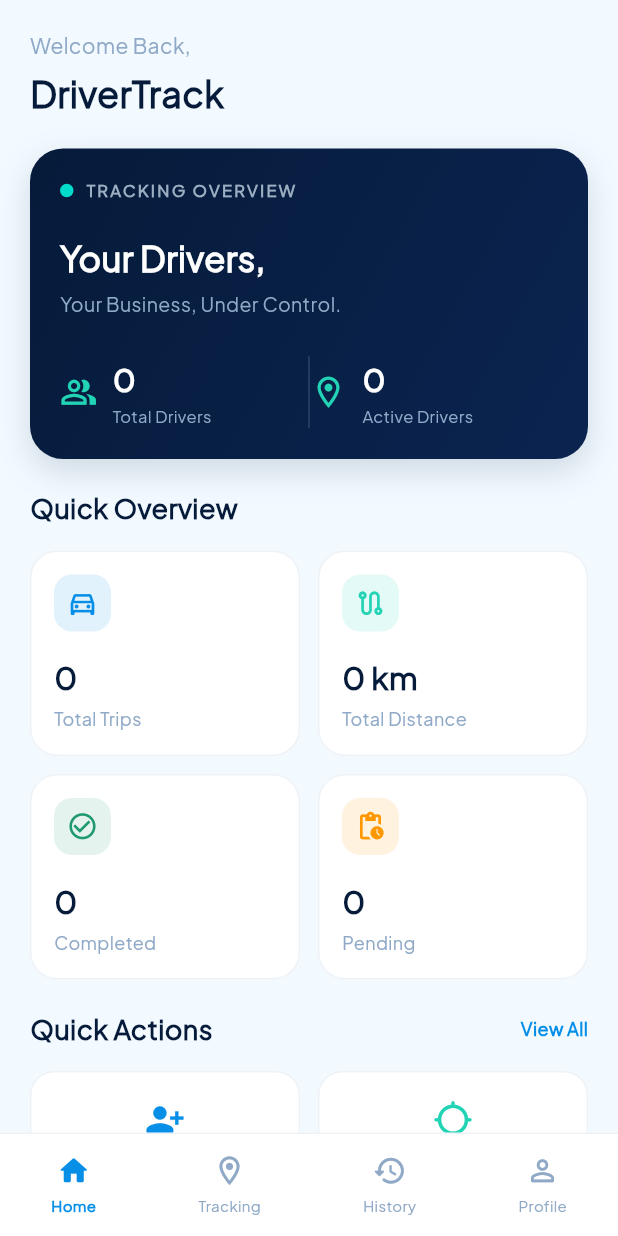
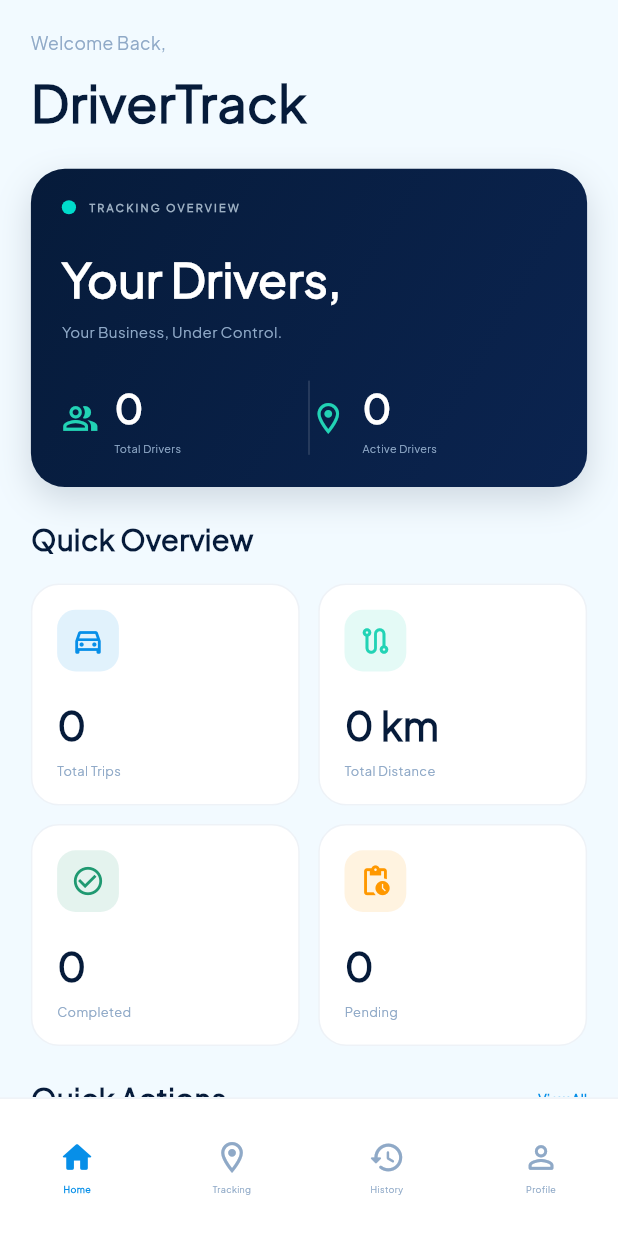
Before and after one commit to riteshsinha1234/driver-track-assignment, a Flutter app: the screen it shows after launch, on a phone screen of 412 x 824 dp. Run offline on Flutter 3.47's test engine with Material 3 defaults, Android fonts, the phone set to English and light mode, and no system bars; our stand-ins replace flutter_bloc, sizer.

Commit message:
fixing done

```diff
--- a/lib/components/text.dart
+++ b/lib/components/text.dart
@@ -1,4 +1,5 @@
 import 'package:flutter/material.dart';
+import 'package:sizer/sizer.dart';
 
 Text customTxt(
   String text,
@@ -11,7 +12,7 @@ Text customTxt(
     text,
     style: TextStyle(
       color: clr,
-      fontSize: size,
+      fontSize: size.sp,
       fontWeight: weight,
       fontFamily: "PlusJakartaSans",
       letterSpacing: letterSpacing,
@@ -32,7 +33,7 @@ Text customParaTxt(
     textAlign: align,
     style: TextStyle(
       color: clr,
-      fontSize: size,
+      fontSize: size.sp,
       fontWeight: weight,
       fontFamily: "PlusJakartaSans",
       letterSpacing: letterSpacing,
--- a/lib/components/widget.dart
+++ b/lib/components/widget.dart
@@ -1,6 +1,7 @@
 import 'package:driver_track/components/colors.dart';
 import 'package:driver_track/components/text.dart';
 import 'package:flutter/material.dart';
+import 'package:sizer/sizer.dart';
 
 // Screen size
 SizedBox gapH(double value) => SizedBox(height: value);
@@ -14,11 +15,11 @@ Widget customButton(ht, wt, btnclr, bdrclr, rdus, clk, widget) {
   return MaterialButton(
     highlightColor: splashCyan,
     elevation: 0.0,
-    height: ht,
-    minWidth: wt,
+    height: ht.h,
+    minWidth: wt.w,
     color: btnclr,
     shape: RoundedRectangleBorder(
-      borderRadius: BorderRadius.circular(rdus),
+      borderRadius: BorderRadius.circular(rdus.w),
       side: BorderSide(color: bdrclr),
     ),
     onPressed: clk,
@@ -52,7 +53,7 @@ Widget customBody({
 // Bottom Navigation
 Widget bottomNavigation() {
   return Container(
-    padding: const EdgeInsets.symmetric(vertical: 13),
+    padding: EdgeInsets.symmetric(vertical: 3.2.h),
     decoration: BoxDecoration(
       color: white,
       border: Border(top: BorderSide(color: blueGrey.withValues(alpha: 0.15))),
@@ -73,8 +74,8 @@ Widget navItem(IconData icon, String title, bool selected) {
   return Column(
     mainAxisSize: MainAxisSize.min,
     children: [
-      Icon(icon, size: 23, color: selected ? electricBlue : blueGrey),
-      gapH(5),
+      Icon(icon, size: 6.w, color: selected ? electricBlue : blueGrey),
+      gapH(1.2.w),
       customTxt(
         title,
         10,
@@ -88,16 +89,16 @@ Widget navItem(IconData icon, String title, bool selected) {
 // Action Card
 Widget actionCard(IconData icon, String title, Color color) {
   return Container(
-    padding: const EdgeInsets.symmetric(vertical: 18, horizontal: 12),
+    padding: EdgeInsets.symmetric(vertical: 4.5.w, horizontal: 3.w),
     decoration: BoxDecoration(
       color: white,
-      borderRadius: BorderRadius.circular(16),
+      borderRadius: BorderRadius.circular(4.w),
       border: Border.all(color: blueGrey.withValues(alpha: 0.15)),
     ),
     child: Column(
       children: [
-        Icon(icon, size: 27, color: color),
-        gapH(10),
+        Icon(icon, size: 7.w, color: color),
+        gapH(2.5.w),
         customTxt(title, 12, navyBlue, FontWeight.w600),
       ],
     ),
@@ -107,27 +108,27 @@ Widget actionCard(IconData icon, String title, Color color) {
 // Statistics Card
 Widget statCard(IconData icon, String title, String value, Color color) {
   return Container(
-    padding: const EdgeInsets.all(15),
+    padding: EdgeInsets.all(4.w),
     decoration: BoxDecoration(
       color: white,
-      borderRadius: BorderRadius.circular(18),
+      borderRadius: BorderRadius.circular(4.5.w),
       border: Border.all(color: blueGrey.withValues(alpha: 0.15)),
     ),
     child: Column(
       crossAxisAlignment: CrossAxisAlignment.start,
       children: [
         Container(
-          height: 38,
-          width: 38,
+          height: 10.w,
+          width: 10.w,
           decoration: BoxDecoration(
             color: color.withValues(alpha: 0.12),
-            borderRadius: BorderRadius.circular(12),
+            borderRadius: BorderRadius.circular(3.w),
           ),
-          child: Icon(icon, color: color, size: 21),
+          child: Icon(icon, color: color, size: 5.5.w),
         ),
-        gapH(15),
+        gapH(4.w),
         customTxt(value, 21, navyBlue, FontWeight.w800),
-        gapH(5),
+        gapH(1.3.w),
         customTxt(title, 12, blueGrey, FontWeight.w500),
       ],
     ),
@@ -138,14 +139,14 @@ Widget statCard(IconData icon, String title, String value, Color color) {
 Widget overviewItem(IconData icon, String title, String value) {
   return Row(
     children: [
-      Icon(icon, color: splashCyan, size: 25),
-      gapW(10),
+      Icon(icon, color: splashCyan, size: 6.w),
+      gapW(2.5.w),
       Expanded(
         child: Column(
           crossAxisAlignment: CrossAxisAlignment.start,
           children: [
             customTxt(value, 21, white, FontWeight.w800),
-            gapH(3),
+            gapH(0.8.w),
             customTxt(title, 11, blueGrey, FontWeight.w500),
           ],
         ),
--- a/lib/main.dart
+++ b/lib/main.dart
@@ -5,6 +5,7 @@ import 'package:driver_track/components/routers.dart';
 import 'package:driver_track/screens/splash/splash_view.dart';
 import 'package:flutter/material.dart';
 import 'package:flutter_bloc/flutter_bloc.dart';
+import 'package:sizer/sizer.dart';
 
 void main() {
   runApp(const MyApp());
@@ -22,6 +23,8 @@ class MyApp extends StatelessWidget {
       ],
       child: BlocBuilder<ThemeBloc, ThemeState>(
         builder: (context, state) {
+          return Sizer(
+            builder: (context, orientation, deviceType) {
               return MaterialApp(
                 navigatorKey: navigatorKey,
                 debugShowCheckedModeBanner: false,
@@ -30,6 +33,8 @@ class MyApp extends StatelessWidget {
                 home: const SplashView(),
               );
             },
+          );
+        },
       ),
     );
   }
--- a/lib/screens/home/home_view.dart
+++ b/lib/screens/home/home_view.dart
@@ -1,3 +1,4 @@
+
 import 'package:driver_track/components/colors.dart';
 import 'package:driver_track/components/text.dart';
 import 'package:driver_track/components/widget.dart';
@@ -6,6 +7,7 @@ import 'package:driver_track/screens/home/home_event.dart';
 import 'package:driver_track/screens/home/home_state.dart';
 import 'package:flutter/material.dart';
 import 'package:flutter_bloc/flutter_bloc.dart';
+import 'package:sizer/sizer.dart';
 
 class HomeView extends StatelessWidget {
   const HomeView({super.key});
@@ -13,10 +15,12 @@ class HomeView extends StatelessWidget {
   @override
   Widget build(BuildContext context) {
     WidgetsBinding.instance.addPostFrameCallback((_) {
-      final bloc = context.read<HomeBloc>();
+      if (context.mounted) {
+        final bloc = context.read<HomeBloc>();
 
-      if (bloc.state is HomeInitial) {
-        bloc.add(LoadHomeData());
+        if (bloc.state is HomeInitial) {
+          bloc.add(LoadHomeData());
+        }
       }
     });
 
@@ -47,9 +51,9 @@ class HomeView extends StatelessWidget {
                 children: [
                   Expanded(
                     child: SingleChildScrollView(
-                      padding: const EdgeInsets.symmetric(
-                        horizontal: 20,
-                        vertical: 20,
+                      padding: EdgeInsets.symmetric(
+                        horizontal: 5.w,
+                        vertical: 5.w,
                       ),
                       child: Column(
                         crossAxisAlignment: CrossAxisAlignment.start,
@@ -67,7 +71,7 @@ class HomeView extends StatelessWidget {
                                     blueGrey,
                                     FontWeight.w500,
                                   ),
-                                  gapH(5),
+                                  gapH(1.3.w),
                                   customTxt(
                                     "DriverTrack",
                                     24,
@@ -79,24 +83,24 @@ class HomeView extends StatelessWidget {
                             ],
                           ),
 
-                          gapH(20),
+                          gapH(5.w),
 
                           // Tracking Status
                           Container(
                             width: double.infinity,
-                            padding: const EdgeInsets.all(20),
+                            padding: EdgeInsets.all(5.w),
                             decoration: BoxDecoration(
                               gradient: const LinearGradient(
                                 colors: [navyBlue, darkBlue],
                                 begin: Alignment.topLeft,
                                 end: Alignment.bottomRight,
                               ),
-                              borderRadius: BorderRadius.circular(22),
+                              borderRadius: BorderRadius.circular(5.5.w),
                               boxShadow: [
                                 BoxShadow(
                                   color: navyBlue.withValues(alpha: 0.15),
-                                  blurRadius: 18,
-                                  offset: const Offset(0, 8),
+                                  blurRadius: 4.5.w,
+                                  offset: Offset(0, 2.w),
                                 ),
                               ],
                             ),
@@ -106,14 +110,14 @@ class HomeView extends StatelessWidget {
                                 Row(
                                   children: [
                                     Container(
-                                      height: 9,
-                                      width: 9,
+                                      height: 2.3.w,
+                                      width: 2.3.w,
                                       decoration: const BoxDecoration(
                                         color: cyan,
                                         shape: BoxShape.circle,
                                       ),
                                     ),
-                                    gapW(8),
+                                    gapW(2.w),
                                     customTxt(
                                       "TRACKING OVERVIEW",
                                       11,
@@ -124,7 +128,7 @@ class HomeView extends StatelessWidget {
                                   ],
                                 ),
 
-                                gapH(20),
+                                gapH(5.w),
 
                                 customTxt(
                                   "Your Drivers,",
@@ -133,7 +137,7 @@ class HomeView extends StatelessWidget {
                                   FontWeight.w700,
                                 ),
 
-                                gapH(5),
+                                gapH(1.3.w),
 
                                 customTxt(
                                   "Your Business, Under Control.",
@@ -142,7 +146,7 @@ class HomeView extends StatelessWidget {
                                   FontWeight.w400,
                                 ),
 
-                                gapH(25),
+                                gapH(6.w),
 
                                 Row(
                                   children: [
@@ -154,8 +158,8 @@ class HomeView extends StatelessWidget {
                                       ),
                                     ),
                                     Container(
-                                      height: 48,
-                                      width: 1,
+                                      height: 12.w,
+                                      width: 0.25.w,
                                       color: white.withValues(alpha: 0.15),
                                     ),
                                     Expanded(
@@ -171,7 +175,7 @@ class HomeView extends StatelessWidget {
                             ),
                           ),
 
-                          gapH(20),
+                          gapH(5.w),
 
                           // Section heading
                           customTxt(
@@ -181,7 +185,7 @@ class HomeView extends StatelessWidget {
                             FontWeight.w700,
                           ),
 
-                          gapH(15),
+                          gapH(3.8.w),
 
                           // Statistics
                           Row(
@@ -194,7 +198,7 @@ class HomeView extends StatelessWidget {
                                   electricBlue,
                                 ),
                               ),
-                              gapW(12),
+                              gapW(3.w),
                               Expanded(
                                 child: statCard(
                                   Icons.route_outlined,
@@ -206,7 +210,7 @@ class HomeView extends StatelessWidget {
                             ],
                           ),
 
-                          gapH(12),
+                          gapH(3.w),
 
                           Row(
                             children: [
@@ -218,7 +222,7 @@ class HomeView extends StatelessWidget {
                                   grn,
                                 ),
                               ),
-                              gapW(12),
+                              gapW(3.w),
                               Expanded(
                                 child: statCard(
                                   Icons.pending_actions_outlined,
@@ -230,7 +234,7 @@ class HomeView extends StatelessWidget {
                             ],
                           ),
 
-                          gapH(20),
+                          gapH(5.w),
 
                           // Quick Actions
                           Row(
@@ -251,7 +255,7 @@ class HomeView extends StatelessWidget {
                             ],
                           ),
 
-                          gapH(15),
+                          gapH(3.8.w),
 
                           Row(
                             children: [
@@ -262,7 +266,7 @@ class HomeView extends StatelessWidget {
                                   electricBlue,
                                 ),
                               ),
-                              gapW(12),
+                              gapW(3.w),
                               Expanded(
                                 child: actionCard(
                                   Icons.location_searching_rounded,
@@ -273,7 +277,7 @@ class HomeView extends StatelessWidget {
                             ],
                           ),
 
-                          gapH(12),
+                          gapH(3.w),
 
                           Row(
                             children: [
@@ -284,7 +288,7 @@ class HomeView extends StatelessWidget {
                                   grn,
                                 ),
                               ),
-                              gapW(12),
+                              gapW(3.w),
                               Expanded(
                                 child: actionCard(
                                   Icons.settings_outlined,
@@ -295,7 +299,7 @@ class HomeView extends StatelessWidget {
                             ],
                           ),
 
-                          gapH(30),
+                          gapH(7.5.w),
 
                           // Recent Activity
                           customTxt(
@@ -305,17 +309,17 @@ class HomeView extends StatelessWidget {
                             FontWeight.w700,
                           ),
 
-                          gapH(15),
+                          gapH(3.8.w),
 
                           Container(
                             width: double.infinity,
-                            padding: const EdgeInsets.symmetric(
-                              vertical: 28,
-                              horizontal: 15,
+                            padding: EdgeInsets.symmetric(
+                              vertical: 7.w,
+                              horizontal: 3.8.w,
                             ),
                             decoration: BoxDecoration(
                               color: white,
-                              borderRadius: BorderRadius.circular(18),
+                              borderRadius: BorderRadius.circular(4.5.w),
                               border: Border.all(
                                 color: blueGrey.withValues(alpha: 0.15),
                               ),
@@ -324,17 +328,17 @@ class HomeView extends StatelessWidget {
                               children: [
                                 Icon(
                                   Icons.history_rounded,
-                                  size: 38,
+                                  size: 10.w,
                                   color: blueGrey.withValues(alpha: 0.7),
                                 ),
-                                gapH(10),
+                                gapH(2.5.w),
                                 customTxt(
                                   "No Recent Activity",
                                   14,
                                   navyBlue,
                                   FontWeight.w600,
                                 ),
-                                gapH(5),
+                                gapH(1.3.w),
                                 customParaTxt(
                                   "Your recent driver activities will appear here.",
                                   11,
@@ -346,7 +350,7 @@ class HomeView extends StatelessWidget {
                             ),
                           ),
 
-                          gapH(20),
+                          gapH(5.w),
                         ],
                       ),
                     ),
--- a/pubspec.yaml
+++ b/pubspec.yaml
@@ -34,6 +34,7 @@ dependencies:
   # The following adds the Cupertino Icons font to your application.
   # Use with the CupertinoIcons class for iOS style icons.
   cupertino_icons: ^1.0.8
+  sizer: ^3.0.3
   flutter_bloc: ^9.1.2
   flutter_svg: ^2.1.0
   path_provider: ^2.1.5
```
Also changed, not shown: lib/screens/splash/splash_view.dart (+25 -27 lines), pubspec.lock. Lines whose indentation alone changed are shown as unchanged.
